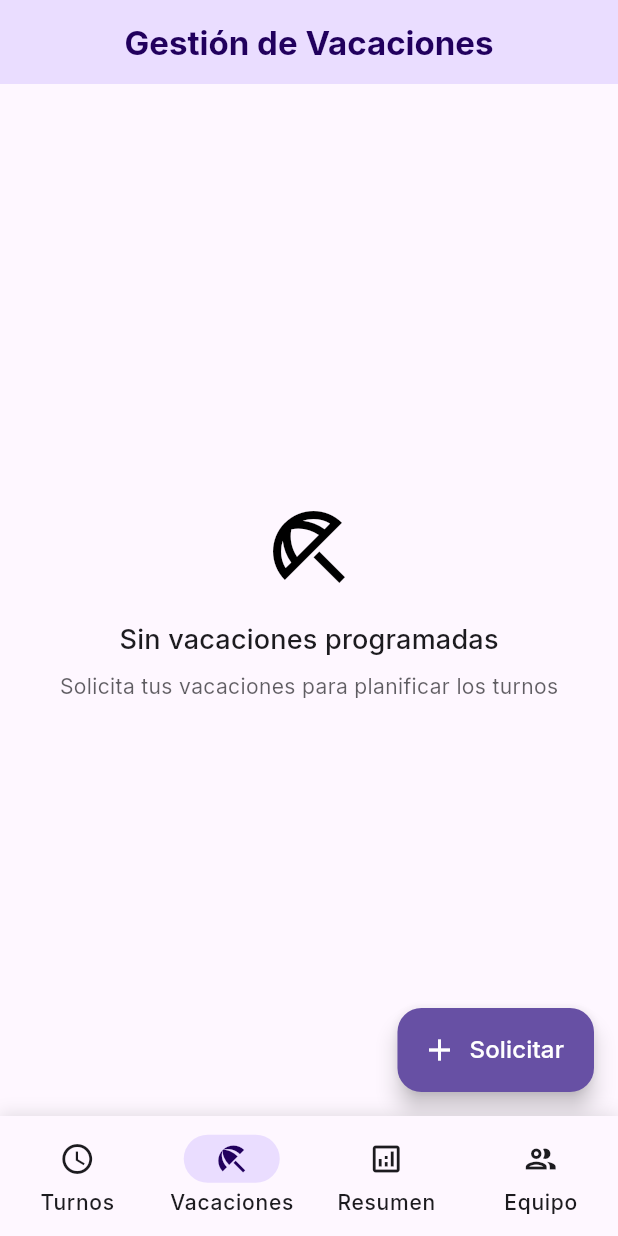
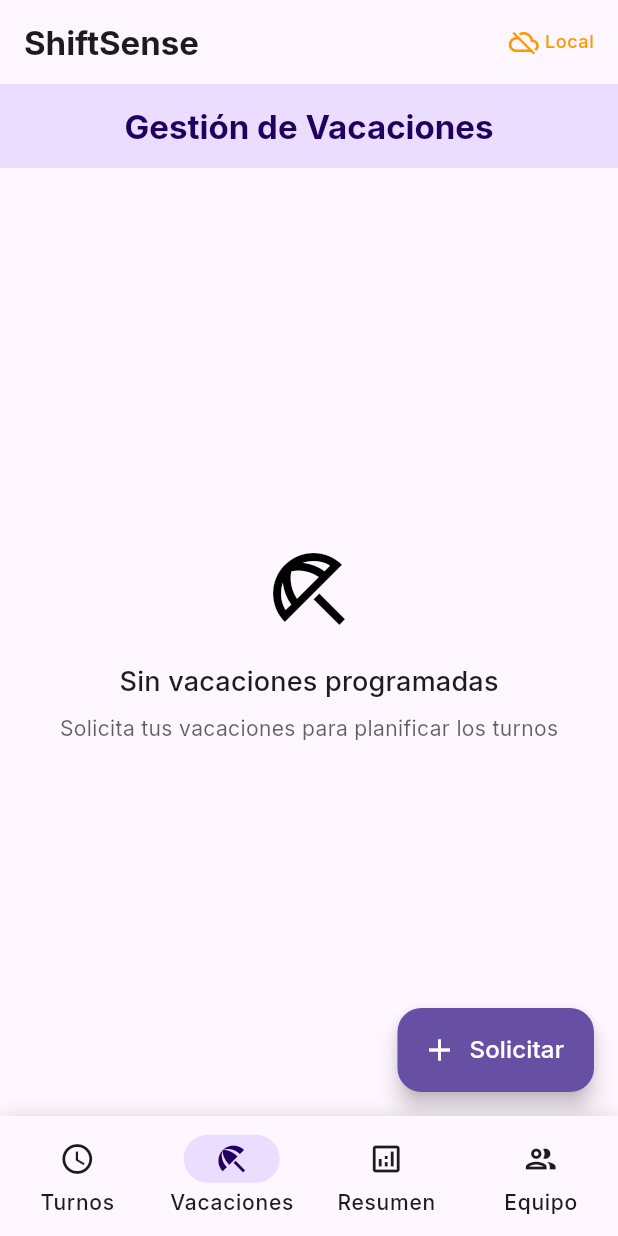
Before and after one commit to ViniPurtan/shiftSense, a Flutter app: the screen it shows after launch, item 2 of the bottom bar chosen, on a phone screen of 412 x 824 dp. Run offline on Flutter 3.47's test engine with Material 3 defaults, Android fonts, the phone set to English and light mode, and no system bars; our stand-ins replace google_fonts, shared_preferences, supabase_flutter; accounts and stored records are empty; network calls fail.

Commit message:
Update HomePage with improved Supabase integration and error handling

```diff
--- a/lib/screens/home_page.dart
+++ b/lib/screens/home_page.dart
@@ -3,7 +3,7 @@ import 'package:shiftsense/screens/current_shift_screen.dart';
 import 'package:shiftsense/screens/vacation_screen.dart';
 import 'package:shiftsense/screens/annual_overview_screen.dart';
 import 'package:shiftsense/screens/employees_screen.dart';
-import 'package:shiftsense/services/shift_service.dart';
+import 'package:shiftsense/services/supabase_service.dart';
 
 class HomePage extends StatefulWidget {
   const HomePage({super.key});
@@ -16,6 +16,8 @@ class _HomePageState extends State<HomePage> with TickerProviderStateMixin {
   int _selectedIndex = 0;
   late TabController _tabController;
   bool _isLoading = true;
+  bool _supabaseConnected = false;
+  String? _error;
 
   final List<NavigationItem> _navigationItems = [
     NavigationItem(
@@ -48,9 +50,40 @@ class _HomePageState extends State<HomePage> with TickerProviderStateMixin {
   }
 
   Future<void> _initializeServices() async {
-    await ShiftService().initialize();
-    if (mounted) {
-      setState(() => _isLoading = false);
+    try {
+      // Verificar conexión a Supabase
+      final supabaseService = SupabaseService();
+      _supabaseConnected = await supabaseService.isConnected();
+
+      if (_supabaseConnected) {
+        print('✅ Conectado a Supabase');
+        // Intentar inicializar tablas
+        try {
+          await supabaseService.initializeTables();
+        } catch (e) {
+          print('⚠️ Error inicializando tablas (continuando en modo local): $e');
+          _supabaseConnected = false;
+        }
+      } else {
+        print('ℹ️ Funcionando en modo local');
+      }
+
+      // Simular carga adicional
+      await Future.delayed(const Duration(milliseconds: 500));
+
+      if (mounted) {
+        setState(() {
+          _isLoading = false;
+        });
+      }
+    } catch (e) {
+      print('⚠️ Error durante la inicialización: $e');
+      if (mounted) {
+        setState(() {
+          _isLoading = false;
+          _error = e.toString();
+        });
+      }
     }
   }
 
@@ -69,18 +102,54 @@ class _HomePageState extends State<HomePage> with TickerProviderStateMixin {
   Widget build(BuildContext context) {
     if (_isLoading) {
       return Scaffold(
+        backgroundColor: Theme.of(context).colorScheme.surface,
         body: Center(
           child: Column(
             mainAxisAlignment: MainAxisAlignment.center,
             children: [
+              // Logo de la aplicación
+              Container(
+                width: 100,
+                height: 100,
+                decoration: BoxDecoration(
+                  color: Theme.of(context).colorScheme.primary,
+                  borderRadius: BorderRadius.circular(25),
+                  boxShadow: [
+                    BoxShadow(
+                      color: Theme.of(context).colorScheme.primary.withOpacity(0.3),
+                      blurRadius: 20,
+                      offset: const Offset(0, 10),
+                    ),
+                  ],
+                ),
+                child: Icon(
+                  Icons.schedule,
+                  size: 50,
+                  color: Theme.of(context).colorScheme.onPrimary,
+                ),
+              ),
+              const SizedBox(height: 40),
+
+              // Indicador de carga
               CircularProgressIndicator(
                 color: Theme.of(context).colorScheme.primary,
+                strokeWidth: 3,
               ),
               const SizedBox(height: 24),
+
+              // Texto de carga
               Text(
                 'Inicializando ShiftSense...',
-                style: Theme.of(context).textTheme.titleMedium?.copyWith(
+                style: Theme.of(context).textTheme.titleLarge?.copyWith(
                   color: Theme.of(context).colorScheme.onSurface,
+                  fontWeight: FontWeight.w600,
+                ),
+              ),
+              const SizedBox(height: 8),
+              Text(
+                'Conectando con la base de datos',
+                style: Theme.of(context).textTheme.bodyMedium?.copyWith(
+                  color: Theme.of(context).colorScheme.onSurfaceVariant,
                 ),
               ),
             ],
@@ -89,7 +158,110 @@ class _HomePageState extends State<HomePage> with TickerProviderStateMixin {
       );
     }
 
+    if (_error != null) {
+      return Scaffold(
+        backgroundColor: Theme.of(context).colorScheme.surface,
+        body: Center(
+          child: Padding(
+            padding: const EdgeInsets.all(32),
+            child: Column(
+              mainAxisAlignment: MainAxisAlignment.center,
+              children: [
+                Icon(
+                  Icons.warning_amber_rounded,
+                  size: 80,
+                  color: Theme.of(context).colorScheme.error,
+                ),
+                const SizedBox(height: 24),
+                Text(
+                  'Modo Sin Conexión',
+                  style: Theme.of(context).textTheme.headlineSmall?.copyWith(
+                    color: Theme.of(context).colorScheme.error,
+                    fontWeight: FontWeight.bold,
+                  ),
+                ),
+                const SizedBox(height: 16),
+                Text(
+                  'No se pudo conectar a la base de datos. La aplicación funcionará en modo local.',
+                  textAlign: TextAlign.center,
+                  style: Theme.of(context).textTheme.bodyLarge?.copyWith(
+                    color: Theme.of(context).colorScheme.onSurfaceVariant,
+                  ),
+                ),
+                const SizedBox(height: 32),
+                Row(
+                  mainAxisAlignment: MainAxisAlignment.center,
+                  children: [
+                    ElevatedButton(
+                      onPressed: () {
+                        setState(() {
+                          _isLoading = true;
+                          _error = null;
+                        });
+                        _initializeServices();
+                      },
+                      child: const Text('Reintentar'),
+                    ),
+                    const SizedBox(width: 16),
+                    TextButton(
+                      onPressed: () {
+                        setState(() {
+                          _error = null;
+                        });
+                      },
+                      child: const Text('Continuar sin conexión'),
+                    ),
+                  ],
+                ),
+              ],
+            ),
+          ),
+        ),
+      );
+    }
+
+    // Aplicación cargada exitosamente
     return Scaffold(
+      appBar: AppBar(
+        title: Text(
+          'ShiftSense',
+          style: Theme.of(context).textTheme.headlineSmall?.copyWith(
+            color: Theme.of(context).colorScheme.onSurface,
+            fontWeight: FontWeight.bold,
+          ),
+        ),
+        backgroundColor: Theme.of(context).colorScheme.surface,
+        elevation: 0,
+        actions: [
+          // Indicador de estado de conexión
+          Container(
+            margin: const EdgeInsets.only(right: 16),
+            child: Row(
+              children: [
+                Icon(
+                  _supabaseConnected
+                      ? Icons.cloud_done
+                      : Icons.cloud_off,
+                  color: _supabaseConnected
+                      ? Colors.green
+                      : Colors.orange,
+                  size: 20,
+                ),
+                const SizedBox(width: 4),
+                Text(
+                  _supabaseConnected ? 'Online' : 'Local',
+                  style: Theme.of(context).textTheme.bodySmall?.copyWith(
+                    color: _supabaseConnected
+                        ? Colors.green
+                        : Colors.orange,
+                    fontWeight: FontWeight.w500,
+                  ),
+                ),
+              ],
+            ),
+          ),
+        ],
+      ),
       body: TabBarView(
         controller: _tabController,
         physics: const NeverScrollableScrollPhysics(),
```
